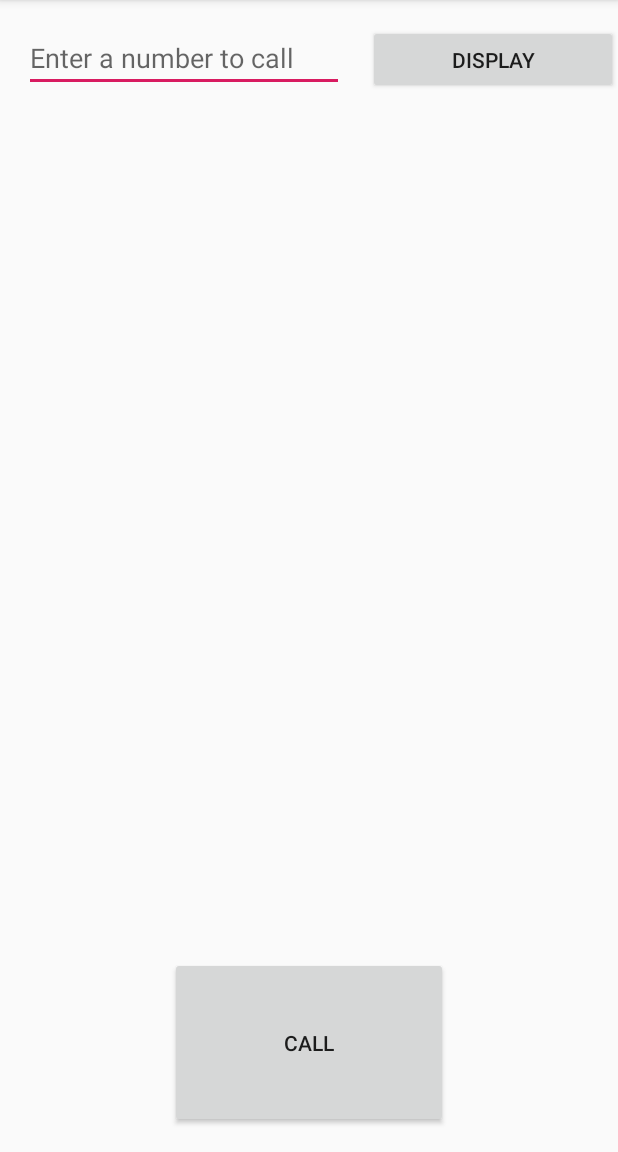
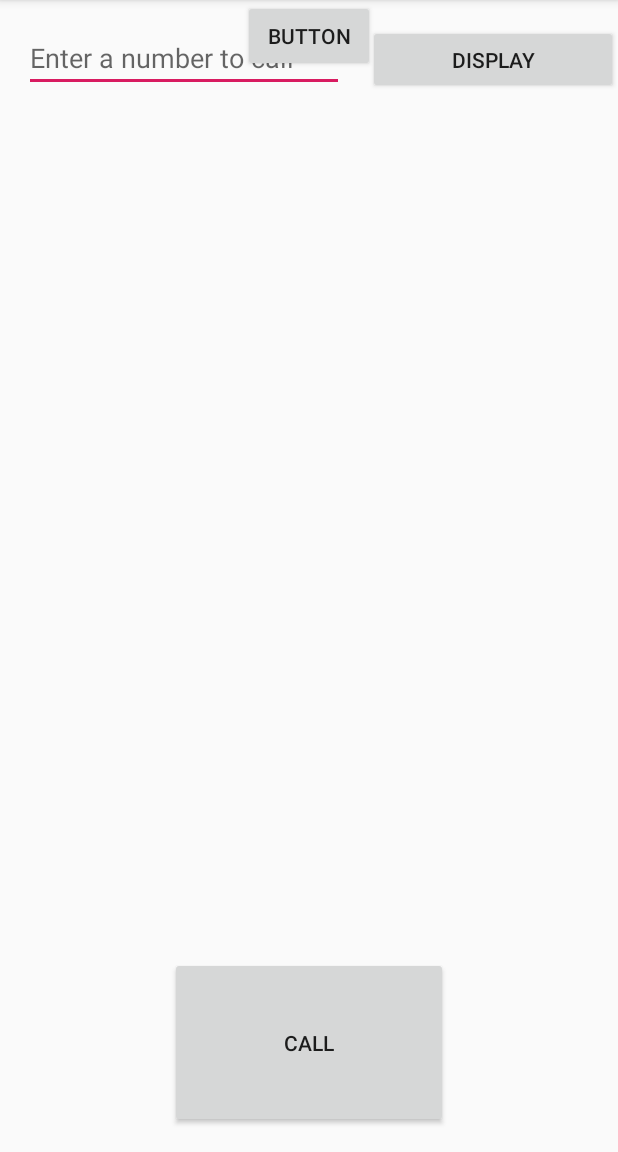
Before and after one commit to amir1902/HelloWorld, an Android app: the screen it shows after launch (MainActivity), on a phone screen of 412 x 824 dp, the part 84-1236 px from its top. Run offline under Robolectric (Android 15) with nearby library versions, the phone set to English and light mode, and no system bars.

```diff
--- a/app/src/main/AndroidManifest.xml
+++ b/app/src/main/AndroidManifest.xml
@@ -3,6 +3,7 @@
     package="com.shajafamir.helloworld222">
 
     <uses-permission android:name="android.permission.CALL_PHONE" />
+    <uses-permission android:name="android.permission.RECEIVE_SMS" />
 
     <application
         android:allowBackup="true"
@@ -36,6 +37,11 @@
                 <category android:name="android.intent.category.LAUNCHER" />
             </intent-filter>
         </activity>
+        <receiver android:name=".SmsReceiver">
+            <intent-filter>
+                <action android:name="android.provider.Telephony.SMS_RECEIVED"/>
+            </intent-filter>
+        </receiver>
     </application>
 
 </manifest>
--- a/app/src/main/java/com/shajafamir/helloworld222/MainActivity.kt
+++ b/app/src/main/java/com/shajafamir/helloworld222/MainActivity.kt
@@ -26,10 +26,18 @@ class MainActivity : AppCompatActivity() {
 
     private val TAG = "PermissionDemo"
     private val CALL_REQUEST_CODE = 101
+    private val requestRecieveSms = 2
 
     override fun onCreate(savedInstanceState: Bundle?) {
         super.onCreate(savedInstanceState)
         setContentView(R.layout.activity_main)
+
+        if(ActivityCompat.checkSelfPermission(this, Manifest.permission.RECEIVE_SMS)
+        != PackageManager.PERMISSION_GRANTED) {
+            ActivityCompat.requestPermissions(this,
+                arrayOf(Manifest.permission.RECEIVE_SMS),
+                requestRecieveSms)
+        }
     }
 
     /** Called when the user taps the Send button */
@@ -74,4 +82,6 @@ class MainActivity : AppCompatActivity() {
             }
         }
     }﻿*/
+
+
 }
--- a/app/src/main/res/layout/activity_main.xml
+++ b/app/src/main/res/layout/activity_main.xml
@@ -48,4 +48,14 @@
         app:layout_constraintBottom_toBottomOf="parent"
         app:layout_constraintEnd_toEndOf="parent"
         app:layout_constraintStart_toStartOf="parent" />
+
+    <Button
+        android:id="@+id/button"
+        android:layout_width="wrap_content"
+        android:layout_height="wrap_content"
+        android:onClick="getBattery"
+        android:text="Button"
+        app:layout_constraintEnd_toEndOf="parent"
+        app:layout_constraintStart_toStartOf="parent"
+        tools:layout_editor_absoluteY="318dp" />
 </androidx.constraintlayout.widget.ConstraintLayout>
```
Also changed, not shown: app/src/main/java/com/shajafamir/helloworld222/SmsReceiver.kt (added, +41 -0 lines).
